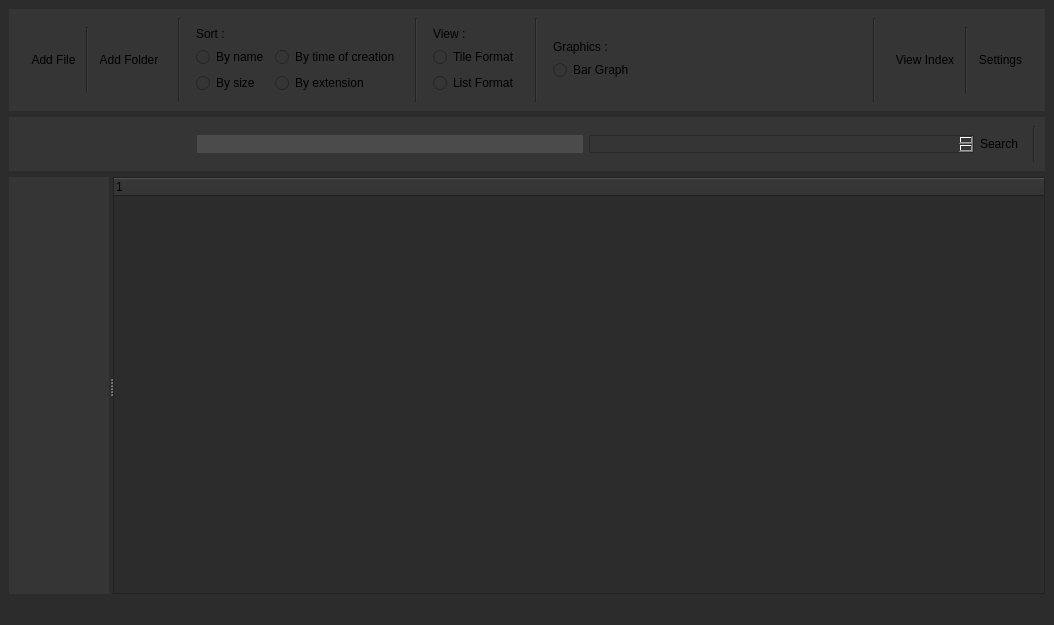
Above: trueexplorer.ui from akshayshadow321/TrueExplorer before the change. Below: the same form after it.
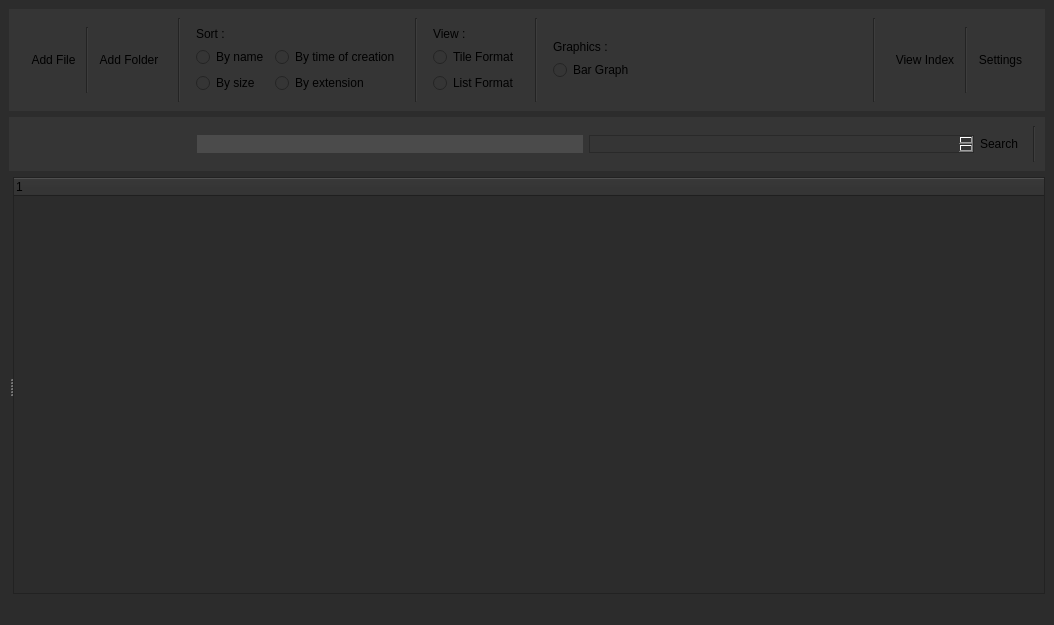
That is the form after the change.

Patch:
```diff
--- a/trueexplorer.ui
+++ b/trueexplorer.ui
@@ -424,12 +424,6 @@
          <verstretch>0</verstretch>
         </sizepolicy>
        </property>
-       <property name="minimumSize">
-        <size>
-         <width>100</width>
-         <height>0</height>
-        </size>
-       </property>
        <property name="maximumSize">
         <size>
          <width>400</width>
@@ -457,6 +451,12 @@
        <layout class="QVBoxLayout" name="verticalLayout_3">
         <item>
          <widget class="QTreeWidget" name="treeWidget">
+          <property name="sizePolicy">
+           <sizepolicy hsizetype="Preferred" vsizetype="Preferred">
+            <horstretch>0</horstretch>
+            <verstretch>0</verstretch>
+           </sizepolicy>
+          </property>
           <property name="contextMenuPolicy">
            <enum>Qt::ContextMenuPolicy::CustomContextMenu</enum>
           </property>
```
Left out of the diff: 2 changed lines with no effect on the pictures.
